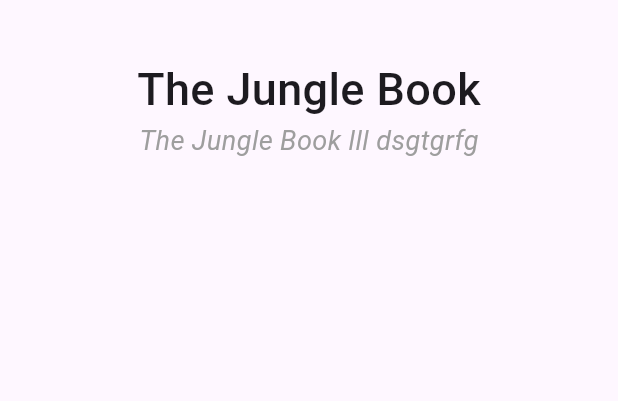
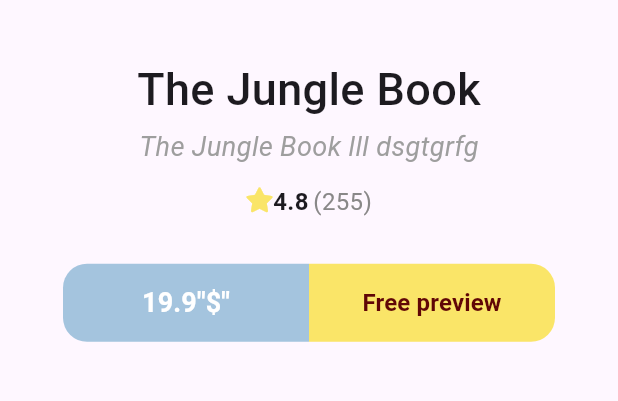
Before and after one commit to asmaamousa/Bookora, a Flutter app: the screen it shows after launch, after a tap on "Harry Poter And the global of fire", on a phone screen of 412 x 824 dp, the part 587-988 px from its top. Run offline on Flutter 3.47's test engine with Material 3 defaults, Android fonts, the phone set to English and light mode, and no system bars; our stand-ins replace font_awesome_flutter, go_router, google_fonts.

Commit message:
create books action&app button

```diff
--- /dev/null
+++ b/lib/cores/widgits/custom_button.dart
@@ -0,0 +1,27 @@
+
+import 'package:bookora/cores/utils/styles.dart';
+import 'package:flutter/material.dart';
+
+class CustomButton extends StatelessWidget {
+ final Color backgroundcolor;
+ final BorderRadius? borderRadius;
+ final Color textcolor;
+ final String text;
+ final double? fontsize;
+  const CustomButton( {
+    super.key, required this.backgroundcolor,  this.borderRadius, required this.textcolor, required this.text,this.fontsize,
+  });
+
+  @override
+  Widget build(BuildContext context) {
+    return SizedBox(
+      height: 52,
+      child: TextButton(
+      style: TextButton.styleFrom(
+        backgroundColor:backgroundcolor,
+        shape: RoundedRectangleBorder(borderRadius:borderRadius?? BorderRadiusGeometry.circular(16))
+      ),
+        onPressed: (){}, child: Text(text,style: Styles.textStyle18.copyWith(fontSize: fontsize, color: textcolor,fontWeight: FontWeight.bold),)),
+    );
+  }
+}
--- a/lib/features/home/presentation/views/widgets/bestseller_list_item.dart
+++ b/lib/features/home/presentation/views/widgets/bestseller_list_item.dart
@@ -59,7 +59,18 @@
                       const SizedBox(height: 3),
                       const Text("asmaa mousa", style: Styles.textStyle14),
                       const SizedBox(height: 3),
-                      const BookRating()
+                      Row(children: [
+                         Text(
+                    r'$'
+                    "19.9",
+                    style: Styles.textStyle20.copyWith(
+                      fontWeight: FontWeight.bold,
+                      color: const Color.fromARGB(255, 198, 45, 34)
+                    ),
+                  ),
+                  Spacer(),
+                  BookRating()
+                      ],)
                     ],
                   ),
                 ),
--- a/lib/features/home/presentation/views/widgets/book_details_view__body.dart
+++ b/lib/features/home/presentation/views/widgets/book_details_view__body.dart
@@ -1,4 +1,8 @@
+import 'package:bookora/constantes.dart';
 import 'package:bookora/cores/utils/styles.dart';
+import 'package:bookora/cores/widgits/custom_button.dart';
+import 'package:bookora/features/home/presentation/views/widgets/book_rating.dart';
+import 'package:bookora/features/home/presentation/views/widgets/books_action.dart';
 import 'package:bookora/features/home/presentation/views/widgets/scrol_bar_item.dart';
 import 'package:flutter/cupertino.dart';
 import 'package:flutter/material.dart';
@@ -8,18 +12,28 @@
 
   @override
   Widget build(BuildContext context) {
-     var width=MediaQuery.of(context).size.width;
+    var width = MediaQuery.of(context).size.width;
     return Column(
-    children: [
-
-      Padding(
-        padding: EdgeInsets.symmetric(horizontal: width*.11),
-        child: ScrolBarItem(),
-      ),
-     SizedBox(height:30,),
-     Text("The Jungle Book",style: Styles.textStyle30,),
-       Text("The Jungle Book lll dsgtgrfg",style: Styles.textStyle18.copyWith(fontStyle: FontStyle.italic,color: Colors.grey)),
-    ],
+      children: [
+        Padding(
+          padding: EdgeInsets.symmetric(horizontal: width * .11),
+          child: ScrolBarItem(),
+        ),
+        SizedBox(height: 30),
+        Text("The Jungle Book", style: Styles.textStyle30),
+        SizedBox(height: 4),
+        Text(
+          "The Jungle Book lll dsgtgrfg",
+          style: Styles.textStyle18.copyWith(
+            fontStyle: FontStyle.italic,
+            color: Colors.grey,
+          ),
+        ),
+        SizedBox(height: 12),
+        BookRating(),
+        SizedBox(height: 30,),
+        BookActions(),
+      ],
     );
   }
 }
--- a/lib/features/home/presentation/views/widgets/book_rating.dart
+++ b/lib/features/home/presentation/views/widgets/book_rating.dart
@@ -8,26 +8,22 @@
 
   @override
   Widget build(BuildContext context) {
-    return Row(
-                children: [
-                  Text(
-                    r'$'
-                    "19.9",
-                    style: Styles.textStyle20.copyWith(
-                      fontWeight: FontWeight.bold,
-                      color: const Color.fromARGB(255, 198, 45, 34)
-                    ),
-                  ),
-                  Spacer(),
-                const  FaIcon(FontAwesomeIcons.solidStar,color:kPrimaryColor,size: 16,),
-                  Text("4.8",style: Styles.textStyle16.copyWith(
+    return
+                Row(
+                  mainAxisAlignment: MainAxisAlignment.center,
+                  children: [
+                    const  FaIcon(FontAwesomeIcons.solidStar,color:kPrimaryColor,size: 16,),
+                   Text("4.8",style: Styles.textStyle16.copyWith(
                     fontWeight: FontWeight.w600
                   ),),
                 SizedBox(width: 3,),
                    Text("(255)",style: Styles.textStyle16.copyWith(
                     color: const Color.fromRGBO(137, 136, 136, 1)
                   ),)
-                ],
+                  ],
+
+
+
               );
   }
 }
--- /dev/null
+++ b/lib/features/home/presentation/views/widgets/books_action.dart
@@ -0,0 +1,42 @@
+
+import 'package:bookora/constantes.dart';
+import 'package:bookora/cores/widgits/custom_button.dart';
+import 'package:flutter/material.dart';
+
+class BookActions extends StatelessWidget {
+  const BookActions({super.key});
+
+  @override
+  Widget build(BuildContext context) {
+    return Padding(
+      padding: const EdgeInsets.symmetric(horizontal: 12),
+      child: Row(
+
+        children: [
+          Expanded(
+            child: CustomButton(
+
+              backgroundcolor:Color.fromARGB(255, 164, 196, 222),
+              textcolor: Colors.white,
+              borderRadius: BorderRadius.only(
+                topLeft:Radius.circular(16),
+                bottomLeft: Radius.circular(16)
+              ), text: r'19.9"$"',
+            ),
+          ),
+             Expanded(
+            child: CustomButton(
+              fontsize: 16,
+              backgroundcolor: kPrimaryColor,
+              textcolor: const Color.fromARGB(255, 96, 6, 6),
+              borderRadius: BorderRadius.only(
+                topRight:Radius.circular(16),
+                bottomRight:  Radius.circular(16)
+              ), text: 'Free preview',
+            ),
+          ),
+        ],
+      ),
+    );
+  }
+}
```
